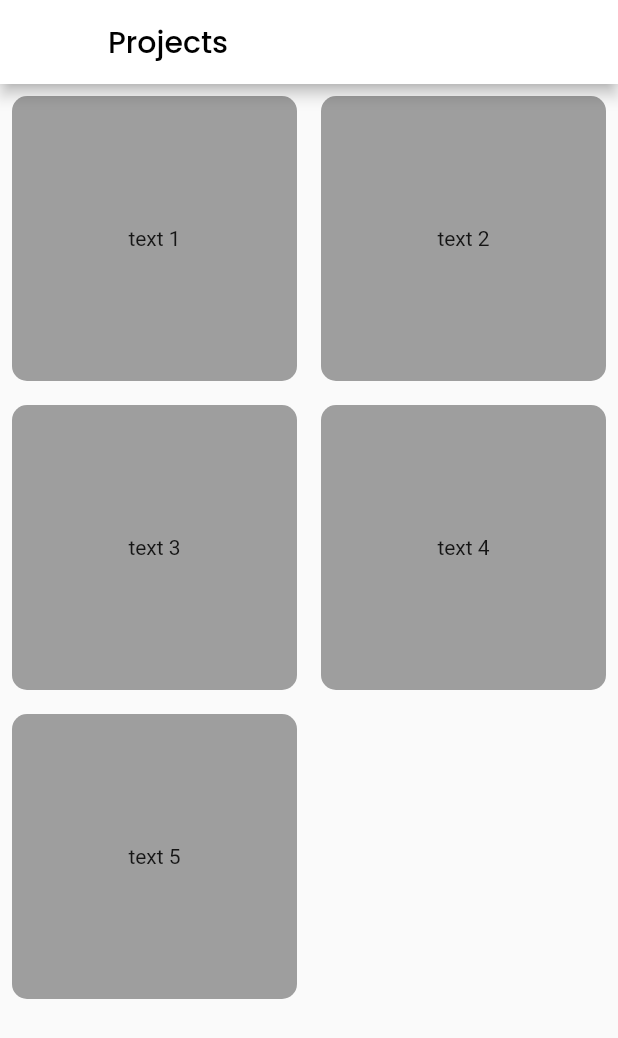
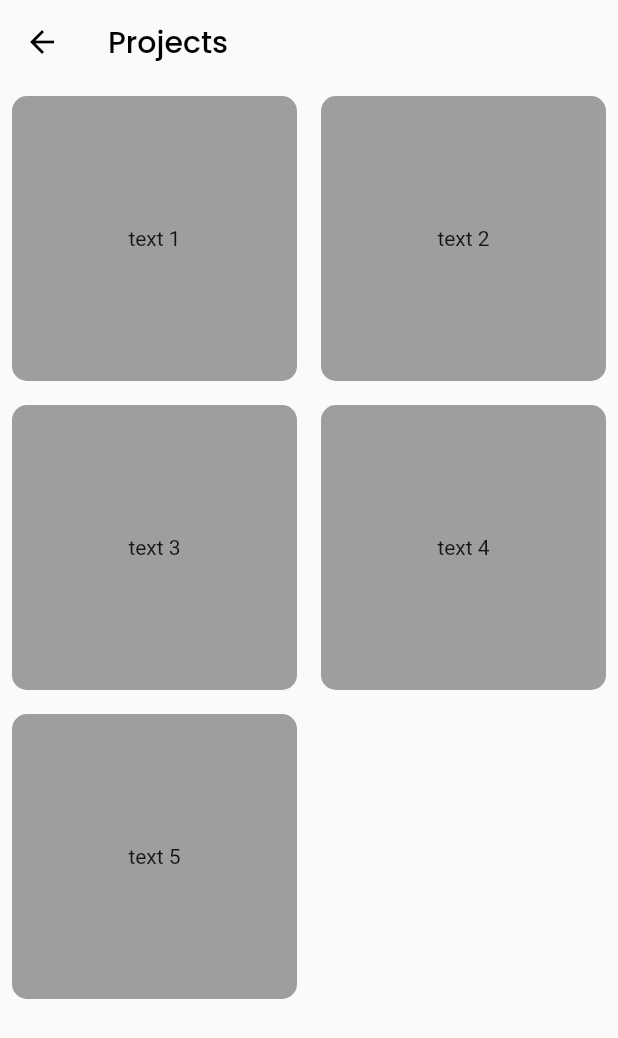
Before and after one commit to danivideda/pindainota, a Flutter app: the Dashboard screen opened directly, on a phone screen of 412 x 824 dp. Shown: the top 1038 px of the screen. Run offline on Flutter 3.47's test engine with Material 2 defaults, Android fonts, the phone set to English and light mode, and no system bars.

Commit message:
fix button and connect to dashboard page

```diff
--- a/lib/views/dashboard.dart
+++ b/lib/views/dashboard.dart
@@ -12,7 +12,11 @@ class _DashboardState extends State<Dashboard> {
   Widget build(BuildContext context) {
     return Scaffold(
       appBar: AppBar(
-        backgroundColor: Colors.white,
+        iconTheme: IconThemeData(
+          color: Colors.black, //change your color here
+        ),
+        shadowColor: Colors.transparent,
+        backgroundColor: Colors.transparent,
         title: Text(
           'Projects',
           style: TextStyle(
@@ -32,9 +36,8 @@ class _DashboardState extends State<Dashboard> {
               width: 100,
               height: 100,
               decoration: BoxDecoration(
-                color: Colors.grey,
-                borderRadius: BorderRadius.all(Radius.circular(10))
-              ),
+                  color: Colors.grey,
+                  borderRadius: BorderRadius.all(Radius.circular(10))),
               child: Center(child: Text(textList[index])),
             ),
           );
```
Also changed, not shown: lib/views/login.dart (+8 -4 lines), 1 other file.
